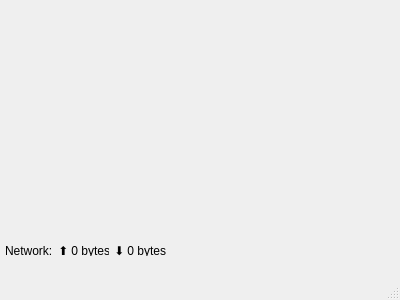
This is app/mainwindow.ui in filedonkey/filedonkey as Qt 5 draws it before an edit. The edited form follows.
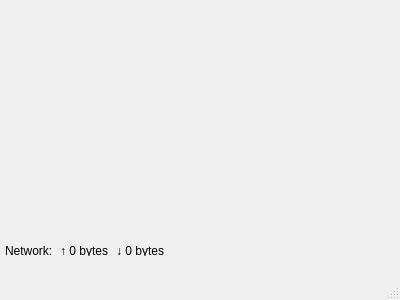
This is the edited form.

```diff
--- a/app/mainwindow.ui
+++ b/app/mainwindow.ui
@@ -55,14 +55,14 @@
      <item>
       <widget class="QLabel" name="uploadedLbl">
        <property name="text">
-        <string>⬆️ 0 bytes</string>
+        <string>↑ 0 bytes</string>
        </property>
       </widget>
      </item>
      <item>
       <widget class="QLabel" name="downloadedLbl">
        <property name="text">
-        <string>⬇️ 0 bytes</string>
+        <string>↓ 0 bytes</string>
        </property>
       </widget>
      </item>
```
